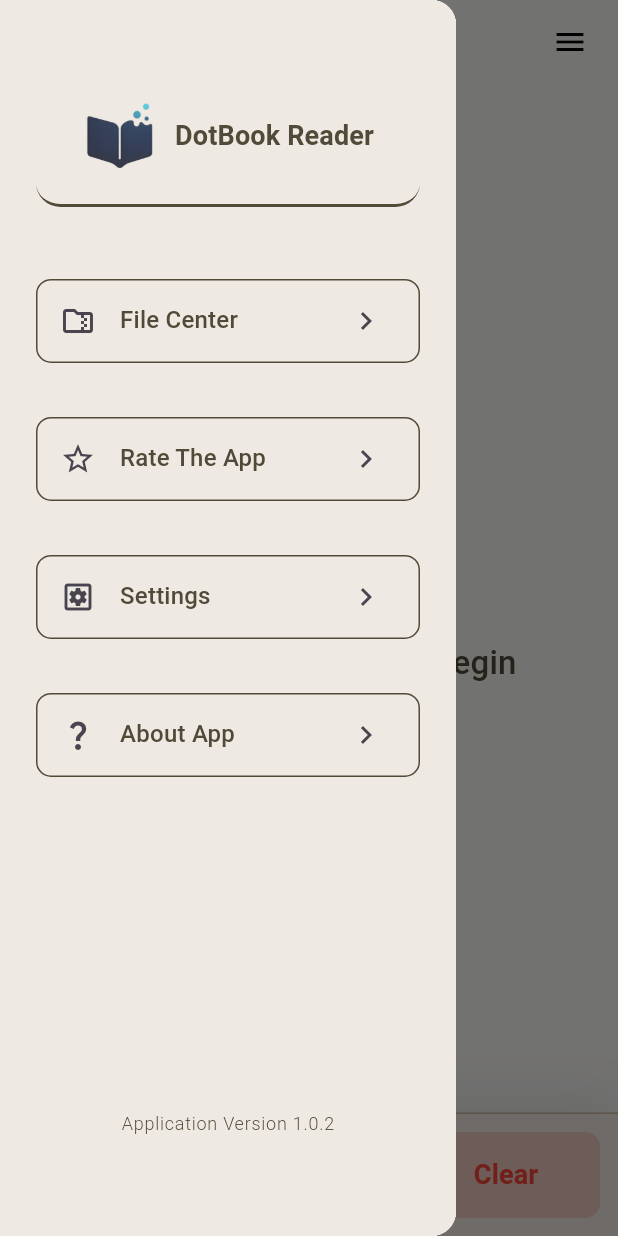
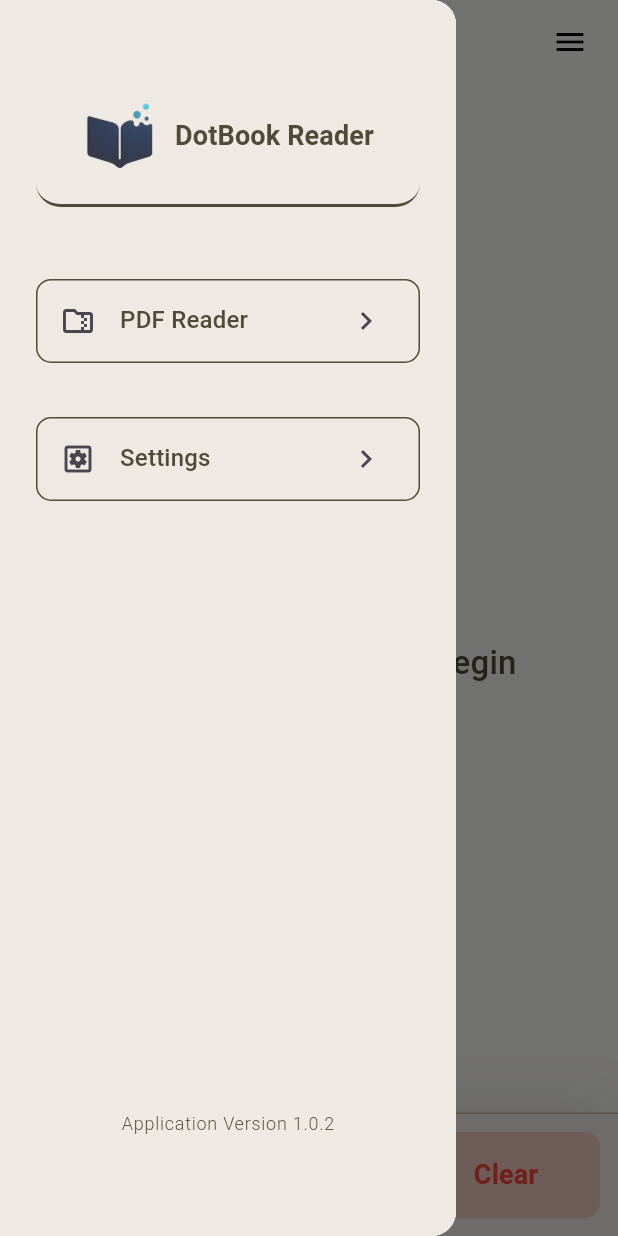
Before and after one commit to ardavan8102/dotbook, a Flutter app: the screen it shows after launch, with the side drawer open, on a phone screen of 412 x 824 dp. Run offline on Flutter 3.47's test engine with Material 3 defaults, Android fonts, the phone set to English and light mode, and no system bars; our stand-ins replace file_picker, flutter_spinkit, flutter_widget_from_html, get, package_info_plus, permission_handler; missing offline and left inert: epubx, external_path, pdfx.

Commit message:
finished: pdf system

```diff
--- a/lib/bindings.dart
+++ b/lib/bindings.dart
@@ -1,7 +1,6 @@
 import 'package:dotbook/core/controllers/app_theme_controller.dart';
 import 'package:dotbook/core/controllers/drawer_menu_controller.dart';
 import 'package:dotbook/core/controllers/file_controllers/pdf_files_controller.dart';
-import 'package:dotbook/core/controllers/file_controllers/scan_storage_controller.dart';
 import 'package:dotbook/core/controllers/home_controller.dart';
 import 'package:get/get.dart';
 
@@ -14,10 +13,9 @@ class HomeBinding extends Bindings {
   }
 }
 
-class FileCenterBindings extends Bindings {
+class PdfListBinding extends Bindings {
   @override
   void dependencies() {
-    Get.put(ScanStorageController(), permanent: true);
     Get.lazyPut(() => PdfFilesController());
   }
 }
--- a/lib/core/routes/app_pages.dart
+++ b/lib/core/routes/app_pages.dart
@@ -1,9 +1,8 @@
 import 'package:dotbook/bindings.dart';
 import 'package:dotbook/core/routes/app_routes.dart';
-import 'package:dotbook/presentation/views/file_center/file_center.dart';
-import 'package:dotbook/presentation/views/file_center/pdf_list_page.dart';
+import 'package:dotbook/presentation/views/drawer_pages/pdf_list_page.dart';
 import 'package:dotbook/presentation/views/home_screen.dart';
-import 'package:dotbook/presentation/views/settings_page.dart';
+import 'package:dotbook/presentation/views/drawer_pages/settings_page.dart';
 import 'package:dotbook/presentation/views/splash.dart';
 import 'package:get/get.dart';
 
@@ -28,14 +27,9 @@ class AppPages {
     ),
 
     GetPage(
-      name: AppRoutes.fileCenter,
-      page: () => FileCenterPage(),
-      binding: FileCenterBindings(),
-    ),
-
-    GetPage(
       name: AppRoutes.pdfListPage,
       page: () => PdfListPage(),
+      binding: PdfListBinding()
     ),
 
   ];
--- a/lib/core/routes/app_routes.dart
+++ b/lib/core/routes/app_routes.dart
@@ -4,7 +4,6 @@ class AppRoutes {
   static const String home = '/home';
   static const String chapterPage = '/chapter-page';
   static const String settings = '/settings';
-  static const String fileCenter = '/file-center';
   static const String pdfListPage = '/pdf-list';
 
 }
--- a/lib/presentation/views/chapter_content.dart
+++ b/lib/presentation/views/chapter_content.dart
@@ -17,6 +17,7 @@ class ChapterContentPage extends StatefulWidget {
 class _ChapterContentPageState extends State<ChapterContentPage> {
 
   late final String bookPath;
+
   late final ChapterMeta chapter;
 
   late Future<String> chapterFuture;
--- a/lib/presentation/widgets/drawer/drawer_menu.dart
+++ b/lib/presentation/widgets/drawer/drawer_menu.dart
@@ -32,20 +32,11 @@ class CustomDrawerMenu extends StatelessWidget {
                 children: [
                   CustomDrawerMenuItem(
                     textTheme: textTheme,
-                    label: 'File Center',
+                    label: 'PDF Reader',
                     labelIcon: Icons.folder_zip_outlined,
                     function: (){
                       Get.close(1); // pop out drawer before navigation
-                      Get.toNamed(AppRoutes.fileCenter);
-                    },
-                  ),
-
-                  CustomDrawerMenuItem(
-                    textTheme: textTheme,
-                    label: 'Rate The App',
-                    labelIcon: Icons.star_outline,
-                    function: () {
-
+                      Get.toNamed(AppRoutes.pdfListPage);
                     },
                   ),
 
@@ -56,15 +47,6 @@ class CustomDrawerMenu extends StatelessWidget {
                     function: (){
                       Get.close(1);
                       Get.toNamed(AppRoutes.settings);
-                    },
-                  ),
-
-                  CustomDrawerMenuItem(
-                    textTheme: textTheme,
-                    label: 'About App',
-                    labelIcon: Icons.question_mark_outlined,
-                    function: () {
-
                     },
                   ),
                 ],
```
Also changed, not shown: lib/core/controllers/file_controllers/scan_storage_controller.dart (+9 -1 lines), lib/presentation/views/file_center/file_center.dart (deleted, +0 -71 lines), lib/presentation/views/drawer_pages/pdf_list_page.dart (renamed from lib/presentation/views/file_center/pdf_list_page.dart), lib/presentation/views/drawer_pages/settings_page.dart (renamed from lib/presentation/views/settings_page.dart), 1 other file.
